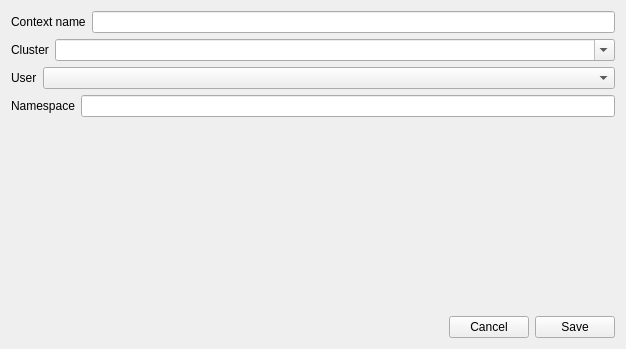
GentooXativa/KubeConfigManager, file src/contexteditor.ui: the form before one commit.
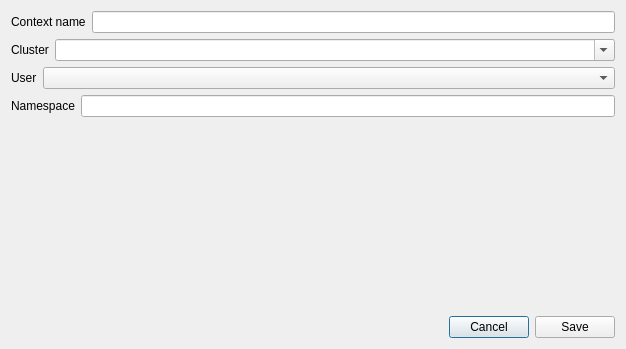
The form after the commit. Icons and pictures are not drawn.

```diff
--- a/src/contexteditor.ui
+++ b/src/contexteditor.ui
@@ -1,7 +1,7 @@
 <?xml version="1.0" encoding="UTF-8"?>
 <ui version="4.0">
  <class>ContextEditor</class>
- <widget class="QWidget" name="ContextEditor">
+ <widget class="QDialog" name="ContextEditor">
   <property name="geometry">
    <rect>
     <x>0</x>
```
Left out of the diff: 3 changed lines with no effect on the pictures.
